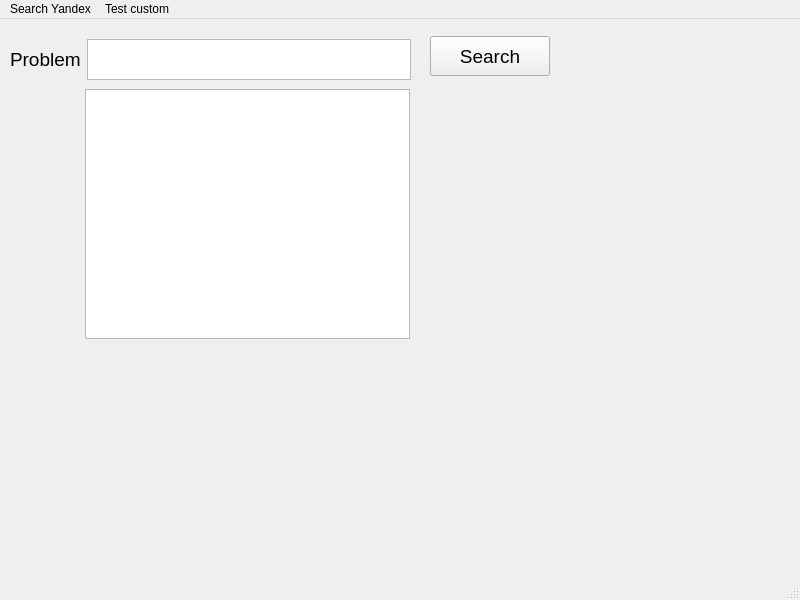
pworty/LyceumSearch, file LyceumSearch.ui: the form before one commit.
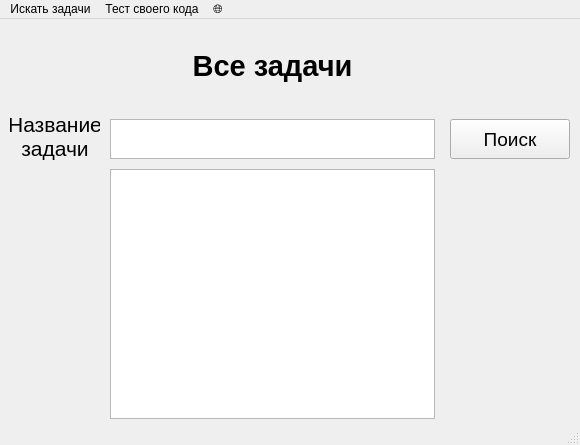
The form after the commit.

What changed in the file:
```diff
--- a/LyceumSearch.ui
+++ b/LyceumSearch.ui
@@ -6,8 +6,8 @@
    <rect>
     <x>0</x>
     <y>0</y>
-    <width>800</width>
-    <height>600</height>
+    <width>580</width>
+    <height>445</height>
    </rect>
   </property>
   <property name="windowTitle">
@@ -17,8 +17,8 @@
    <widget class="QPushButton" name="pushButton">
     <property name="geometry">
      <rect>
-      <x>430</x>
-      <y>17</y>
+      <x>450</x>
+      <y>100</y>
       <width>120</width>
       <height>40</height>
      </rect>
@@ -29,45 +29,74 @@
      </font>
     </property>
     <property name="text">
-     <string>Search</string>
+     <string>Поиск</string>
     </property>
    </widget>
    <widget class="QListView" name="listView">
     <property name="geometry">
      <rect>
-      <x>85</x>
-      <y>70</y>
+      <x>110</x>
+      <y>150</y>
       <width>325</width>
       <height>250</height>
      </rect>
     </property>
    </widget>
-   <widget class="QWidget" name="">
+   <widget class="QLabel" name="lblProblemName">
     <property name="geometry">
      <rect>
       <x>10</x>
-      <y>20</y>
-      <width>401</width>
-      <height>41</height>
+      <y>87</y>
+      <width>90</width>
+      <height>60</height>
      </rect>
     </property>
-    <layout class="QFormLayout" name="formLayout">
-     <item row="0" column="0">
-      <widget class="QLabel" name="label">
-       <property name="font">
-        <font>
-         <pointsize>14</pointsize>
-        </font>
-       </property>
-       <property name="text">
-        <string>Problem</string>
-       </property>
-      </widget>
-     </item>
-     <item row="0" column="1">
-      <widget class="QPlainTextEdit" name="plainTextEdit"/>
-     </item>
-    </layout>
+    <property name="font">
+     <font>
+      <pointsize>16</pointsize>
+     </font>
+    </property>
+    <property name="text">
+     <string>Название
+задачи</string>
+    </property>
+    <property name="alignment">
+     <set>Qt::AlignCenter</set>
+    </property>
+   </widget>
+   <widget class="QPlainTextEdit" name="plainTextSearchField">
+    <property name="geometry">
+     <rect>
+      <x>110</x>
+      <y>100</y>
+      <width>325</width>
+      <height>40</height>
+     </rect>
+    </property>
+   </widget>
+   <widget class="QLabel" name="lblSection">
+    <property name="geometry">
+     <rect>
+      <x>110</x>
+      <y>7</y>
+      <width>325</width>
+      <height>80</height>
+     </rect>
+    </property>
+    <property name="font">
+     <font>
+      <pointsize>22</pointsize>
+      <weight>75</weight>
+      <bold>true</bold>
+      <kerning>true</kerning>
+     </font>
+    </property>
+    <property name="text">
+     <string>Все задачи</string>
+    </property>
+    <property name="alignment">
+     <set>Qt::AlignCenter</set>
+    </property>
    </widget>
   </widget>
   <widget class="QMenuBar" name="menubar">
@@ -75,13 +104,13 @@
     <rect>
      <x>0</x>
      <y>0</y>
-     <width>800</width>
-     <height>21</height>
+     <width>580</width>
+     <height>22</height>
     </rect>
    </property>
    <widget class="QMenu" name="menuSearch">
     <property name="title">
-     <string>Search Yandex</string>
+     <string>Искать задачи</string>
     </property>
     <widget class="QMenu" name="menuFirst_year">
      <property name="title">
@@ -108,15 +137,22 @@
     <addaction name="menuFirst_year"/>
     <addaction name="menuSecond_year"/>
    </widget>
-   <widget class="QMenu" name="menuTest_custom">
+   <widget class="QMenu" name="menuTest">
     <property name="title">
-     <string>Test custom</string>
+     <string>Тест своего кода</string>
     </property>
-    <addaction name="actionOpen_Fike"/>
-    <addaction name="actionLoad_tests"/>
+   </widget>
+   <widget class="QMenu" name="menuLanguage">
+    <property name="title">
+     <string>🌐</string>
+    </property>
+    <addaction name="actionRussian"/>
+    <addaction name="actionEnglish"/>
+    <addaction name="actionMeme"/>
    </widget>
    <addaction name="menuSearch"/>
-   <addaction name="menuTest_custom"/>
+   <addaction name="menuTest"/>
+   <addaction name="menuLanguage"/>
   </widget>
   <widget class="QStatusBar" name="statusbar"/>
   <action name="actionOpen">
```
Left out of the diff: 133 changed lines with no effect on the pictures.
